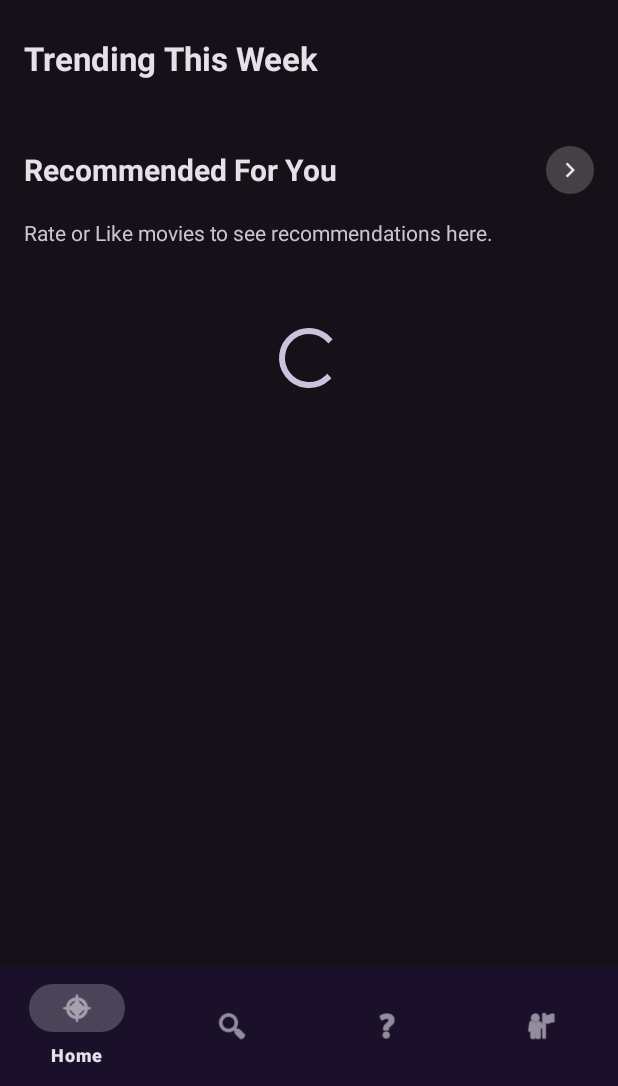
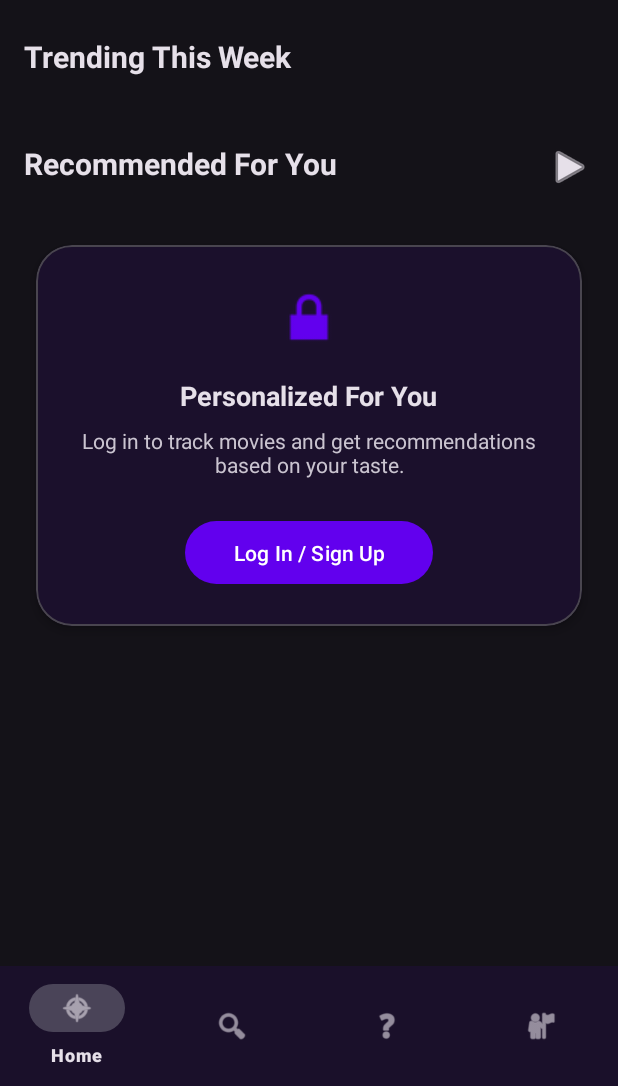
Before and after one commit to agharahimov/cinephile, an Android app: the HomeFragment screen opened through its navigation route, on a phone screen of 412 x 824 dp, the part 150-1236 px from its top. Run offline under Robolectric (Android 15) with nearby library versions, the phone set to English and light mode, and no system bars; our stand-ins replace Room's generated code, navigation-ui; pictures from the network do not load.

Commit message:
feat(auth/ui): implement guest mode restrictions, home theming, and fix navigation
- Implemented GuestManager to restrict access to Watchlist, Favorites, and interactive actions.
- Refactored HomeFragment to hide recommendations for guests and show a "Log In" banner.
- Updated fragment_home.xml to use dynamic theme attributes (Light/Dark mode support).
- Fixed navigation linking from Home -> RecommendationFragment.
- Intercepted MainActivity bottom navigation to block "For You" tab for guests.
- Moved RecommendationFragment to the correct UI package.
- Updated LoginFragment to clear previous session data on load.

```diff
--- a/app/src/main/java/com/example/cinephile/RecommendationFragment.kt
+++ b/app/src/main/java/RecommendationFragment.kt
@@ -1,5 +1,3 @@
-package com.example.cinephile
-
 import android.os.Bundle
 import android.view.View
 import android.widget.ProgressBar
@@ -10,6 +8,7 @@ import androidx.lifecycle.lifecycleScope
 import androidx.navigation.fragment.findNavController
 import androidx.recyclerview.widget.GridLayoutManager
 import androidx.recyclerview.widget.RecyclerView
+import com.example.cinephile.R
 import com.example.cinephile.ui.ViewModelFactory
 import com.example.cinephile.ui.home.HomeUiState
 import com.example.cinephile.ui.home.RecommendationViewModel
--- a/app/src/main/java/com/example/cinephile/LoginFragment.kt
+++ b/app/src/main/java/com/example/cinephile/LoginFragment.kt
@@ -26,6 +26,17 @@ class LoginFragment : Fragment(R.layout.fragment_login) {
 
     override fun onViewCreated(view: View, savedInstanceState: Bundle?) {
         super.onViewCreated(view, savedInstanceState)
+
+        // =================================================================
+        // 0. CLEAR PREVIOUS SESSION (NEW STEP)
+        // =================================================================
+        // Whenever we land on the Login screen, we assume a new session is starting.
+        // We clear the old username so Guest doesn't inherit User A's data.
+        val sharedPref = requireActivity().getSharedPreferences("UserSession", Context.MODE_PRIVATE)
+        with(sharedPref.edit()) {
+            clear() // Wipes "KEY_USERNAME"
+            apply()
+        }
 
         // =================================================================
         // 1. DEFINE ALL VIEWS FIRST
@@ -72,7 +83,7 @@ class LoginFragment : Fragment(R.layout.fragment_login) {
                 is AuthState.LoginSuccess -> {
                     // --- SAVE USERNAME LOGIC ---
                     val username = state.user.username
-                    val sharedPref = requireActivity().getSharedPreferences("UserSession", Context.MODE_PRIVATE)
+                    // We reuse the sharedPref variable defined at the top
                     with(sharedPref.edit()) {
                         putString("KEY_USERNAME", username)
                         apply() // Save to memory
@@ -104,7 +115,6 @@ class LoginFragment : Fragment(R.layout.fragment_login) {
         // GUEST
         btnGuest.setOnClickListener {
             // Save "Guest" as the name
-            val sharedPref = requireActivity().getSharedPreferences("UserSession", Context.MODE_PRIVATE)
             with(sharedPref.edit()) {
                 putString("KEY_USERNAME", "Guest")
                 apply()
--- a/app/src/main/java/com/example/cinephile/ui/home/HomeFragment.kt
+++ b/app/src/main/java/com/example/cinephile/ui/home/HomeFragment.kt
@@ -1,6 +1,5 @@
 package com.example.cinephile.ui.home
 
-import android.app.AlertDialog
 import android.os.Bundle
 import android.view.View
 import android.widget.ProgressBar
@@ -13,9 +12,9 @@ import androidx.navigation.fragment.findNavController
 import androidx.recyclerview.widget.LinearLayoutManager
 import androidx.recyclerview.widget.RecyclerView
 import com.example.cinephile.R
-import com.example.cinephile.domain.model.Movie
 import com.example.cinephile.ui.ViewModelFactory
 import com.example.cinephile.ui.search.MovieAdapter
+import com.example.cinephile.util.GuestManager
 import kotlinx.coroutines.launch
 
 class HomeFragment : Fragment(R.layout.fragment_home) {
@@ -24,6 +23,7 @@ class HomeFragment : Fragment(R.layout.fragment_home) {
     private lateinit var trendingAdapter: MovieAdapter
     private lateinit var recommendationAdapter: MovieAdapter
 
+    // --- 1. DEFINE UI VARIABLES (Class Level) ---
     private lateinit var rvTrending: RecyclerView
     private lateinit var rvRecommendations: RecyclerView
     private lateinit var pbTrending: ProgressBar
@@ -31,21 +31,46 @@ class HomeFragment : Fragment(R.layout.fragment_home) {
     override fun onViewCreated(view: View, savedInstanceState: Bundle?) {
         super.onViewCreated(view, savedInstanceState)
 
+        // --- 2. INITIALIZE VIEWS ---
         rvTrending = view.findViewById(R.id.rvTrending)
         rvRecommendations = view.findViewById(R.id.rvRecommendations)
-        pbTrending = view.findViewById(R.id.progressBar)
+        pbTrending = view.findViewById(R.id.progressBar) // Matches XML id: progressBar
 
+        val tvRecTitle = view.findViewById<TextView>(R.id.tvRecTitle)
         val tvRecPlaceholder = view.findViewById<TextView>(R.id.tvRecPlaceholder)
 
+        // --- NEW GUEST VIEWS ---
+        val layoutGuestMode = view.findViewById<View>(R.id.layoutGuestMode)
+        val btnGuestLogin = view.findViewById<View>(R.id.btnGuestLogin)
+
+        // 3. Init ViewModel
         val factory = ViewModelFactory(requireContext().applicationContext)
         viewModel = ViewModelProvider(this, factory)[HomeViewModel::class.java]
 
-        // --- UPDATED ADAPTER LOGIC ---
+        // ==============================================================
+        // 4. CLICK LISTENER (The Gatekeeper)
+        // ==============================================================
+        // Allows Guests to click "Recommended", but blocks navigation with a dialog
+        tvRecTitle.setOnClickListener {
+            GuestManager.checkAndRun(requireContext(), findNavController()) {
+                findNavController().navigate(R.id.action_homeFragment_to_recommendationFragment)
+            }
+        }
 
-        // Trending List
+        // ==============================================================
+        // 5. SETUP TRENDING (Visible to Everyone)
+        // ==============================================================
         trendingAdapter = MovieAdapter(
-            onMovieClick = { movie -> openMovieDetails(movie.id) },
-            onMovieLongClick = { movie -> showAddToListDialog(movie) } // Show Dialog
+            onMovieClick = { movie ->
+                openMovieDetails(movie.id)
+            },
+            onMovieLongClick = { movie ->
+                // Block Guest from saving to watchlist
+                GuestManager.checkAndRun(requireContext(), findNavController()) {
+                    viewModel.addToWatchlist(movie)
+                    Toast.makeText(requireContext(), "${movie.title} added", Toast.LENGTH_SHORT).show()
+                }
+            }
         )
 
         rvTrending.apply {
@@ -53,23 +78,7 @@ class HomeFragment : Fragment(R.layout.fragment_home) {
             layoutManager = LinearLayoutManager(context, LinearLayoutManager.HORIZONTAL, false)
         }
 
-        // Recommendation List
-        recommendationAdapter = MovieAdapter(
-            onMovieClick = { movie -> openMovieDetails(movie.id) },
-            onMovieLongClick = { movie -> showAddToListDialog(movie) } // Show Dialog
-        )
-        val btnRecs = view.findViewById<View>(R.id.btnOpenRecommendations)
-
-        btnRecs.setOnClickListener {
-            findNavController().navigate(R.id.action_homeFragment_to_recommendationFragment)
-        }
-
-        rvRecommendations.apply {
-            adapter = recommendationAdapter
-            layoutManager = LinearLayoutManager(context, LinearLayoutManager.HORIZONTAL, false)
-        }
-
-        // (Rest of logic remains the same)
+        // Observe Trending Data
         lifecycleScope.launch {
             viewModel.trendingState.collect { state ->
                 if (state is HomeUiState.Success) {
@@ -79,22 +88,60 @@ class HomeFragment : Fragment(R.layout.fragment_home) {
             }
         }
 
+        // ==============================================================
+        // 6. SETUP RECOMMENDATIONS (Guest Logic)
+        // ==============================================================
+        val isGuest = GuestManager.isGuest(requireContext())
+
+        if (isGuest) {
+            // --- GUEST MODE ---
+            // Hide the list and placeholder
+            rvRecommendations.visibility = View.GONE
+            tvRecPlaceholder.visibility = View.GONE
+
+            // Keep Title Visible (so they can click it and see the dialog)
+            tvRecTitle.visibility = View.VISIBLE
+
+            // Show the nice Banner
+            layoutGuestMode.visibility = View.VISIBLE
+
+            // Handle Login Button Click
+            btnGuestLogin.setOnClickListener {
+                findNavController().navigate(R.id.loginFragment)
+            }
+
+        } else {
+            // --- USER MODE ---
+            layoutGuestMode.visibility = View.GONE // Hide Banner
+            tvRecTitle.visibility = View.VISIBLE
+            rvRecommendations.visibility = View.VISIBLE
+
+            recommendationAdapter = MovieAdapter(
+                onMovieClick = { movie -> openMovieDetails(movie.id) },
+                onMovieLongClick = { movie ->
+                    viewModel.addToWatchlist(movie)
+                    Toast.makeText(requireContext(), "${movie.title} added", Toast.LENGTH_SHORT).show()
+                }
+            )
+
+            rvRecommendations.apply {
+                adapter = recommendationAdapter
+                layoutManager = LinearLayoutManager(context, LinearLayoutManager.HORIZONTAL, false)
+            }
+
+            // Observe Recommendations Data
             lifecycleScope.launch {
                 viewModel.recommendationState.collect { state ->
                     when (state) {
                         is HomeUiState.Success -> {
-                        rvRecommendations.visibility = View.VISIBLE
+                            recommendationAdapter.submitList(state.movies)
                             tvRecPlaceholder.visibility = View.GONE
-                        recommendationAdapter.submitList(state.movies)
                         }
                         is HomeUiState.Error -> {
-                        // Hide List, Show Message
-                        rvRecommendations.visibility = View.GONE
                             tvRecPlaceholder.visibility = View.VISIBLE
                             tvRecPlaceholder.text = state.message
                         }
-                    is HomeUiState.Loading -> {
-                        // Optional: Show a specific loader for this row if you want
+                        is HomeUiState.Loading -> { }
                     }
                 }
             }
@@ -105,35 +152,4 @@ class HomeFragment : Fragment(R.layout.fragment_home) {
         val bundle = Bundle().apply { putInt("movieId", movieId) }
         findNavController().navigate(R.id.action_global_detailsFragment, bundle)
     }
-
-    // --- NEW HELPER FUNCTION ---
-    private fun showAddToListDialog(movie: Movie) {
-        viewModel.getUserLists { lists ->
-            if (lists.isEmpty()) {
-                viewModel.addToWatchlist(movie)
-                Toast.makeText(context, "Added to default Watchlist", Toast.LENGTH_SHORT).show()
-                return@getUserLists
 }
-            // Case 2: Single List -> Direct Add
-            if (lists.size == 1) {
-                val list = lists[0]
-                viewModel.addMovieToSpecificList(movie, list.listId)
-                Toast.makeText(context, "Added to ${list.name}", Toast.LENGTH_SHORT).show()
-                return@getUserLists
-            }
-
-            // Case 3: Multiple Lists -> Show Dialog
-            val listNames = lists.map { it.name }.toTypedArray()
-
-            AlertDialog.Builder(requireContext())
-                .setTitle("Add to which list?")
-                .setItems(listNames) { _, which ->
-                    val selectedList = lists[which]
-                    viewModel.addMovieToSpecificList(movie, selectedList.listId)
-                    Toast.makeText(context, "Added to ${selectedList.name}", Toast.LENGTH_SHORT).show()
-                }
-                .setNegativeButton("Cancel", null)
-                .show()
-        }
-    }
-}
--- a/app/src/main/res/layout/fragment_home.xml
+++ b/app/src/main/res/layout/fragment_home.xml
@@ -12,7 +12,7 @@
         android:layout_width="match_parent"
         android:layout_height="wrap_content"
         android:orientation="vertical"
-        android:paddingBottom="100dp"> <!-- Padding so content isn't hidden behind BottomBar -->
+        android:paddingBottom="100dp">
 
         <!-- SECTION 1: TRENDING -->
         <TextView
@@ -21,13 +21,12 @@
             android:layout_height="wrap_content"
             android:text="Trending This Week"
             android:textColor="?android:attr/textColorPrimary"
-            android:textSize="22sp"
+            android:textSize="20sp"
             android:textStyle="bold"
             android:layout_marginStart="16dp"
             android:layout_marginTop="24dp"
             android:layout_marginBottom="12dp"/>
 
-        <!-- Horizontal List for Trending -->
         <androidx.recyclerview.widget.RecyclerView
             android:id="@+id/rvTrending"
             android:layout_width="match_parent"
@@ -39,41 +38,34 @@
             app:layoutManager="androidx.recyclerview.widget.LinearLayoutManager"
             tools:listitem="@layout/item_movie_grid"/>
 
-        <!-- SECTION 2: RECOMMENDATIONS -->
-        <LinearLayout
-            android:id="@+id/btnOpenRecommendations"
+        <ProgressBar
+            android:id="@+id/progressBar"
+            android:layout_width="wrap_content"
+            android:layout_height="wrap_content"
+            android:layout_gravity="center"
+            android:visibility="gone"/>
+
+        <!-- SECTION 2: RECOMMENDATIONS HEADER -->
+        <TextView
+            android:id="@+id/tvRecTitle"
             android:layout_width="match_parent"
             android:layout_height="wrap_content"
-            android:orientation="horizontal"
-            android:gravity="center_vertical"
-            android:padding="16dp"
+            android:text="Recommended For You"
+            android:textColor="?android:attr/textColorPrimary"
+            android:textSize="20sp"
+            android:textStyle="bold"
+            android:layout_marginStart="16dp"
+            android:layout_marginTop="32dp"
+            android:layout_marginBottom="12dp"
+            android:layout_marginEnd="16dp"
+            android:clickable="true"
+            android:focusable="true"
             android:background="?attr/selectableItemBackground"
-            android:layout_marginTop="16dp">
+            app:drawableEndCompat="@android:drawable/ic_media_play"
+            android:drawableTint="?android:attr/textColorPrimary"
+            android:drawablePadding="8dp"/>
 
-            <!-- Title -->
-            <TextView
-                android:id="@+id/tvRecTitle"
-                android:layout_width="0dp"
-                android:layout_height="wrap_content"
-                android:layout_weight="1"
-                android:text="Recommended For You"
-                android:textColor="?android:attr/textColorPrimary"
-                android:textSize="20sp"
-                android:textStyle="bold" />
-
-            <!-- The Arrow Button -->
-            <ImageView
-                android:layout_width="32dp"
-                android:layout_height="32dp"
-                android:src="@drawable/ic_arrow_right"
-                android:padding="6dp"
-                android:background="@drawable/bg_circle_transparent"
-                app:tint="?android:attr/textColorPrimary" />
-            <!-- Make sure bg_circle_transparent exists, or remove background -->
-
-        </LinearLayout>
-
-        <!-- Horizontal List for Recommendations -->
+        <!-- SECTION 2 LIST: (Visible for Users) -->
         <androidx.recyclerview.widget.RecyclerView
             android:id="@+id/rvRecommendations"
             android:layout_width="match_parent"
@@ -85,27 +77,75 @@
             app:layoutManager="androidx.recyclerview.widget.LinearLayoutManager"
             tools:listitem="@layout/item_movie_grid"/>
 
-        <!-- Empty State Text for Recommendations (Optional) -->
         <TextView
             android:id="@+id/tvRecPlaceholder"
             android:layout_width="match_parent"
             android:layout_height="wrap_content"
-            android:text="Top rated movies you might like..."
+            android:text="No recommendations yet..."
             android:textColor="?android:attr/textColorSecondary"
             android:textSize="14sp"
             android:paddingStart="16dp"
             android:visibility="gone"/>
 
-        <!-- LOADING INDICATOR -->
-        <!-- Centered in the screen initially -->
-        <ProgressBar
-            android:id="@+id/progressBar"
-            android:layout_width="wrap_content"
+        <!-- ================================================= -->
+        <!-- SECTION 3: GUEST BANNER (THEMED)                  -->
+        <!-- Changed to MaterialCardView for automatic theming   -->
+        <!-- ================================================= -->
+        <com.google.android.material.card.MaterialCardView
+            android:id="@+id/layoutGuestMode"
+            android:layout_width="match_parent"
             android:layout_height="wrap_content"
-            android:layout_gravity="center"
-            android:layout_marginTop="50dp"
-            android:visibility="visible"/>
+            android:layout_margin="24dp"
+            android:visibility="gone"
+            app:cardCornerRadius="24dp"
+            app:cardElevation="4dp"
+            app:cardBackgroundColor="?attr/colorSurface">
+
+            <!-- Inner Container for alignment -->
+            <LinearLayout
+                android:layout_width="match_parent"
+                android:layout_height="wrap_content"
+                android:orientation="vertical"
+                android:gravity="center"
+                android:padding="24dp">
+
+                <ImageView
+                    android:layout_width="48dp"
+                    android:layout_height="48dp"
+                    android:src="@android:drawable/ic_lock_lock"
+                    app:tint="?attr/colorPrimary"
+                    android:layout_marginBottom="16dp"/>
+
+                <TextView
+                    android:layout_width="wrap_content"
+                    android:layout_height="wrap_content"
+                    android:text="Personalized For You"
+                    android:textColor="?android:attr/textColorPrimary"
+                    android:textSize="18sp"
+                    android:textStyle="bold"/>
+
+                <TextView
+                    android:layout_width="wrap_content"
+                    android:layout_height="wrap_content"
+                    android:text="Log in to track movies and get recommendations based on your taste."
+                    android:textColor="?android:attr/textColorSecondary"
+                    android:textSize="14sp"
+                    android:gravity="center"
+                    android:layout_marginTop="8dp"
+                    android:layout_marginBottom="24dp"/>
+
+                <com.google.android.material.button.MaterialButton
+                    android:id="@+id/btnGuestLogin"
+                    android:layout_width="wrap_content"
+                    android:layout_height="50dp"
+                    android:text="Log In / Sign Up"
+                    app:cornerRadius="25dp"
+                    android:paddingStart="32dp"
+                    android:paddingEnd="32dp"
+                    app:backgroundTint="?attr/colorPrimary"/>
+
+            </LinearLayout>
+        </com.google.android.material.card.MaterialCardView>
 
     </LinearLayout>
-
 </androidx.core.widget.NestedScrollView>
--- a/app/src/main/res/navigation/nav_graph.xml
+++ b/app/src/main/res/navigation/nav_graph.xml
@@ -20,7 +20,7 @@
     <!-- 2. MAIN TABS -->
     <fragment
         android:id="@+id/recommendationFragment"
-        android:name="com.example.cinephile.RecommendationFragment"
+        android:name="RecommendationFragment"
         android:label="Recommendations"
         tools:layout="@layout/fragment_recommendation" />
     <fragment
```
Also changed, not shown: app/src/main/java/com/example/cinephile/MainActivity.kt (+28 -0 lines), app/src/main/java/com/example/cinephile/ProfileFragment.kt (+10 -4 lines), app/src/main/java/com/example/cinephile/ui/details/ActionBottomSheet.kt (+19 -12 lines), app/src/main/java/com/example/cinephile/util/GuestManager.kt (added, +54 -0 lines). Lines whose indentation alone changed are shown as unchanged.
